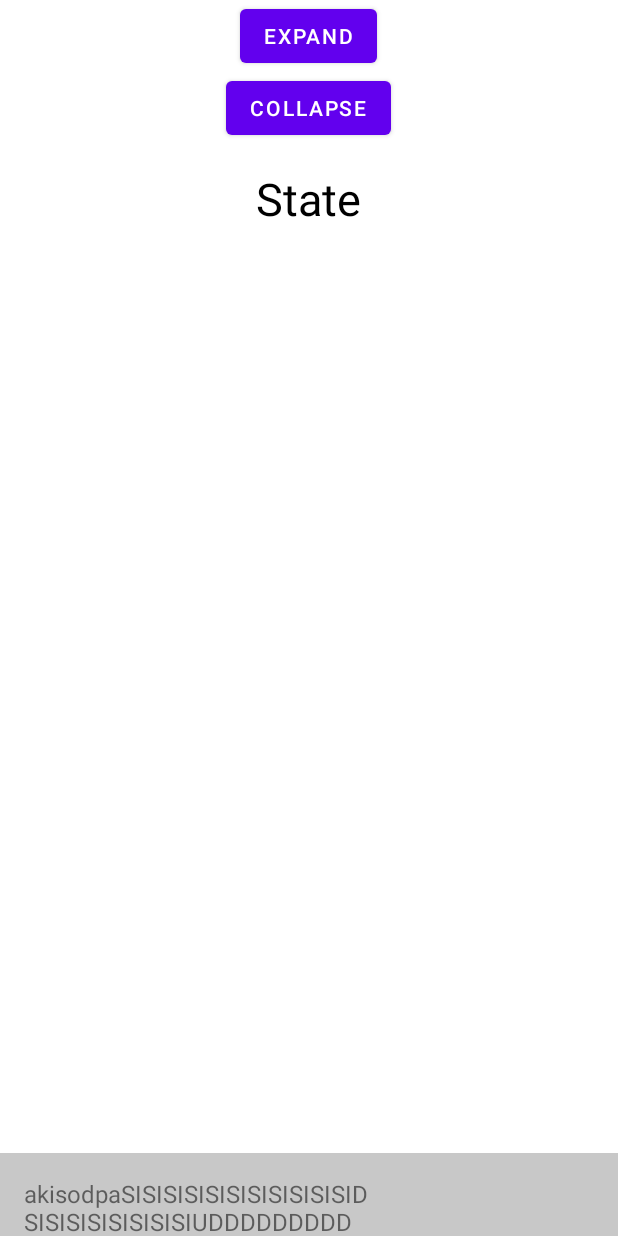
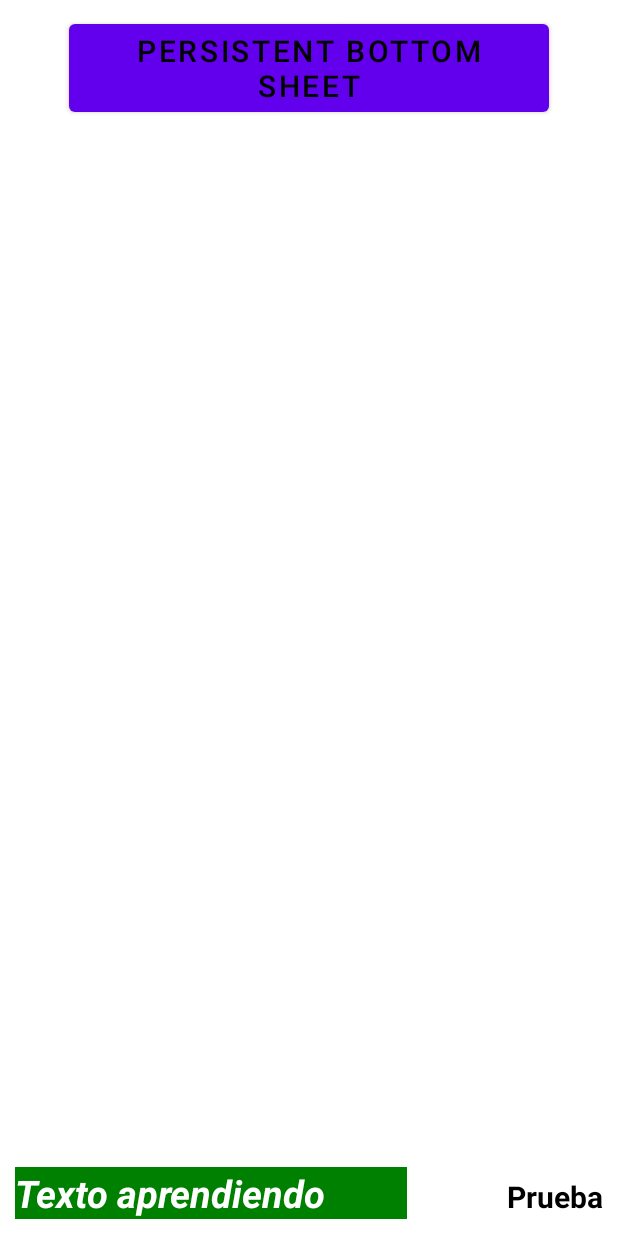
Before and after one commit to 2DAMUE/EventSports, an Android app: the layout activity_specify_category.xml on its own in the app's theme, with its tools: preview values and no code run, on a phone screen of 412 x 824 dp. Run offline under Robolectric (Android 15) with nearby library versions, the phone set to English and light mode, and no system bars.

Commit message:
ahora si funciona el bottom sheet

```diff
--- a/app/build.gradle
+++ b/app/build.gradle
@@ -30,10 +30,10 @@ android {
 
 dependencies {
 
-    implementation 'androidx.appcompat:appcompat:1.2.0'
-    implementation 'com.google.android.material:material:1.2.0'
     implementation 'com.google.android.material:material:1.3.0'
     implementation 'androidx.constraintlayout:constraintlayout:2.0.4'
+    implementation 'androidx.coordinatorlayout:coordinatorlayout:1.1.0'
+    implementation 'androidx.appcompat:appcompat:1.2.0'
     testImplementation 'junit:junit:4.+'
     androidTestImplementation 'androidx.test.ext:junit:1.1.2'
     androidTestImplementation 'androidx.test.espresso:espresso-core:3.3.0'
--- a/app/src/main/AndroidManifest.xml
+++ b/app/src/main/AndroidManifest.xml
@@ -9,14 +9,15 @@
         android:roundIcon="@mipmap/ic_launcher_round"
         android:supportsRtl="true"
         android:theme="@style/Theme.EventSports">
-        <activity android:name=".SpecifyCategory"></activity>
-        <activity android:name=".MainActivity">
+        <activity android:name=".bottomsheet"></activity>
+        <activity android:name=".SpecifyCategory">
             <intent-filter>
                 <action android:name="android.intent.action.MAIN" />
 
                 <category android:name="android.intent.category.LAUNCHER" />
             </intent-filter>
         </activity>
+        <activity android:name=".MainActivity"></activity>
     </application>
 
 </manifest>
--- a/app/src/main/res/layout/activity_specify_category.xml
+++ b/app/src/main/res/layout/activity_specify_category.xml
@@ -1,56 +1,15 @@
 <?xml version="1.0" encoding="utf-8"?>
-<androidx.constraintlayout.widget.ConstraintLayout xmlns:android="http://schemas.android.com/apk/res/android"
+<androidx.coordinatorlayout.widget.CoordinatorLayout
+    xmlns:android="http://schemas.android.com/apk/res/android"
     xmlns:app="http://schemas.android.com/apk/res-auto"
     xmlns:tools="http://schemas.android.com/tools"
     android:layout_width="match_parent"
     android:layout_height="match_parent"
+    android:orientation="vertical"
+    android:background="@color/white"
     tools:context=".SpecifyCategory">
 
-    <LinearLayout
-        android:layout_width="match_parent"
-        android:layout_height="match_parent"
-        android:orientation="vertical"
-        android:gravity="center_horizontal">
+    <include layout="@layout/bottom_sheet"/>
+    <include layout="@layout/contentremain"/>
 
-        <Button
-            android:id="@+id/expand"
-            android:layout_width="wrap_content"
-            android:layout_height="wrap_content"
-            android:text="Expand"/>
-        <Button
-            android:id="@+id/collapse"
-            android:layout_width="wrap_content"
-            android:layout_height="wrap_content"
-            android:text="Collapse"/>
-
-        <TextView
-            android:id="@+id/state"
-            android:layout_width="wrap_content"
-            android:layout_height="wrap_content"
-            android:text="State"
-            android:textSize="30sp"
-            android:layout_marginTop="16dp"
-            android:textColor="@color/black"/>
-    </LinearLayout>
-
-    <androidx.core.widget.NestedScrollView
-        android:id="@+id/bottom_sheet"
-        android:layout_width="match_parent"
-        android:layout_height="350dp"
-        android:background="@color/cardview_shadow_start_color"
-        app:layout_constraintHeight_max="55dp"
-        app:layout_constraintBottom_toBottomOf="parent">
-
-        <TextView
-            android:layout_width="match_parent"
-            android:layout_height="match_parent"
-            android:padding="16dp"
-            android:textSize="16sp"
-            android:text="akisodpaSISISISISISISISISISISIDSISISISISISISISIUDDDDDDDDD
-            DDDDUDUUUUUUJwasedddddddddddddddddddddddddddddddddddddddddddddddaaaasdasdasda">
-
-        </TextView>
-
-    </androidx.core.widget.NestedScrollView>
-
-</androidx.constraintlayout.widget.ConstraintLayout>
+</androidx.coordinatorlayout.widget.CoordinatorLayout>
--- /dev/null
+++ b/app/src/main/res/layout/bottom_sheet.xml
@@ -0,0 +1,65 @@
+<?xml version="1.0" encoding="utf-8"?>
+<LinearLayout xmlns:android="http://schemas.android.com/apk/res/android"
+    xmlns:tools="http://schemas.android.com/tools"
+    android:layout_width="match_parent"
+    android:layout_height="wrap_content"
+    xmlns:app="http://schemas.android.com/apk/res-auto"
+    android:id="@+id/bottomSheet"
+    android:orientation="vertical"
+    android:padding="10dp"
+    app:layout_behavior="@string/bottom_sheet_behavior"
+    app:behavior_hideable="true"
+    app:behavior_peekHeight="56dp">
+
+    <LinearLayout
+        android:layout_width="match_parent"
+        android:layout_height="wrap_content"
+        android:orientation="horizontal"
+        android:layout_gravity="center_vertical"
+        android:weightSum="3">
+
+        <TextView
+            android:layout_width="0dp"
+            android:layout_height="wrap_content"
+            android:layout_weight="2"
+            android:text="Texto aprendiendo"
+            android:layout_marginBottom="10dp"
+            android:background="#008000"
+            android:textColor="@color/white"
+            android:textSize="25sp"
+            android:textStyle="bold|italic"
+            tools:ignore="Suspicious0dp" />
+
+        <TextView
+            android:layout_width="0dp"
+            android:layout_height="wrap_content"
+            android:gravity="right"
+            android:layout_weight="1"
+            android:text="Prueba"
+            android:textSize="20sp"
+            android:textColor="#000000"
+            android:textStyle="bold"/>
+
+    </LinearLayout>
+
+    <TextView
+        android:layout_width="wrap_content"
+        android:layout_height="wrap_content"
+        android:text="Esto es el bottom sheet persistente y muestra el contenido en la parte inferior de la pantalla"
+        android:textStyle="italic"
+        android:textColor="@color/black"
+        android:textSize="20sp"/>
+
+    <Button
+        android:layout_width="match_parent"
+        android:layout_height="wrap_content"
+        android:layout_marginTop="30dp"
+        android:background="@color/black"
+        android:id="@+id/action"
+        android:text="ACTION"
+        android:textSize="20dp"
+        android:foreground="?attr/selectableItemBackground"
+        android:textColor="@color/white"/>
+
+
+</LinearLayout>
--- /dev/null
+++ b/app/src/main/res/layout/contentremain.xml
@@ -0,0 +1,23 @@
+<?xml version="1.0" encoding="utf-8"?>
+<LinearLayout xmlns:android="http://schemas.android.com/apk/res/android"
+    android:layout_width="match_parent"
+    android:layout_height="match_parent"
+    xmlns:app="http://schemas.android.com/apk/res-auto"
+    xmlns:tools="http://schemas.android.com/tools"
+    android:orientation="vertical"
+    app:layout_behavior="@string/appbar_scrolling_view_behavior"
+    tools:context=".SpecifyCategory"
+    tools:showIn="@layout/activity_specify_category">
+
+    <Button
+        android:layout_width="wrap_content"
+        android:layout_height="wrap_content"
+        android:id="@+id/btnBottomSheet"
+        android:layout_marginTop="10dp"
+        android:layout_gravity="center_horizontal"
+        android:text="Persistent Bottom Sheet"
+        android:textColor="@color/black"
+        android:textSize="20sp"/>
+
+
+</LinearLayout>
```
Also changed, not shown: app/src/main/java/com/sai/eventsports/SpecifyCategory.java (+65 -9 lines).
